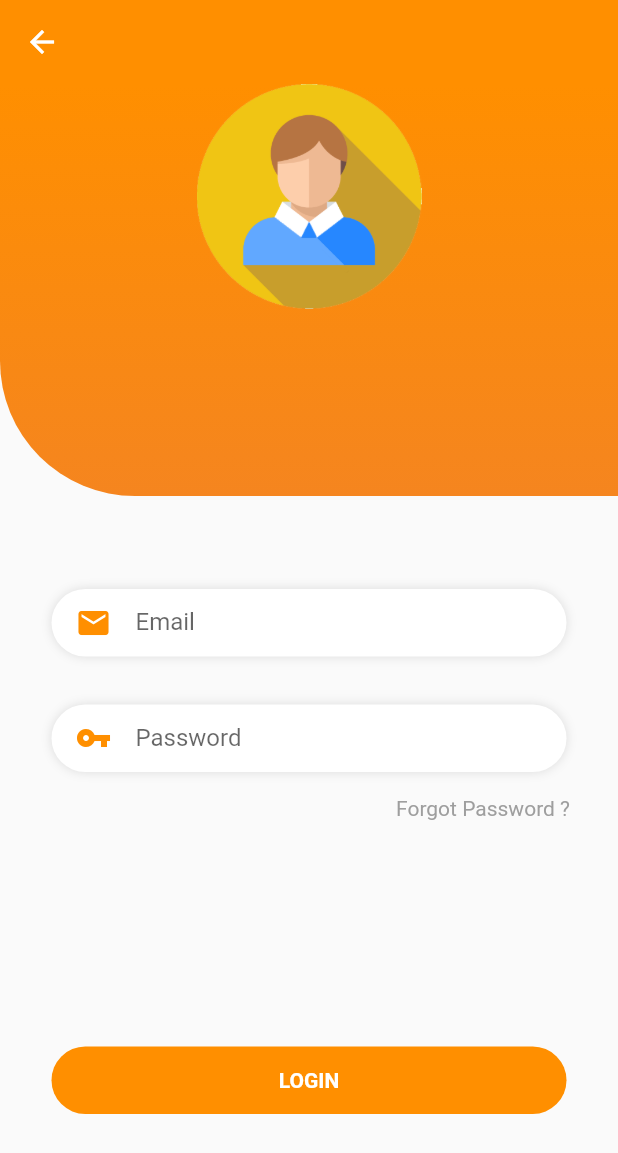
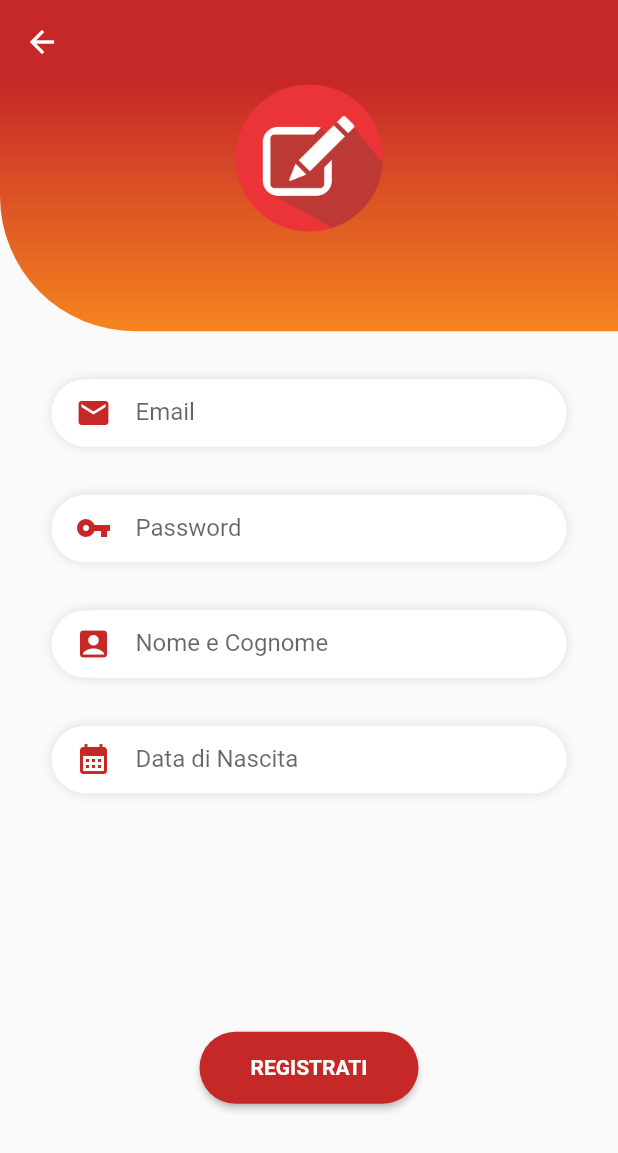
Before and after one commit to 4ndr3w39/assistelefoni, a Flutter app: the RegisterPage screen opened directly, on a phone screen of 412 x 824 dp. Shown: the top 1153 px of the screen. Run offline on Flutter 3.47's test engine with Material 2 defaults, Android fonts, the phone set to English and light mode, and no system bars; missing offline and left inert: dart:ffi.

Commit message:
added field for register

```diff
--- a/lib/pages/registerPage.dart
+++ b/lib/pages/registerPage.dart
@@ -1,4 +1,3 @@
-import 'dart:math';
 import 'package:flutter/material.dart';
 import '../main.dart';
 
@@ -12,7 +11,7 @@ class RegisterPage extends StatelessWidget {
     return Scaffold(
       appBar: AppBar(
         elevation: 0,
-        backgroundColor: Colors.amber[800],
+        backgroundColor: Colors.red[800],
         // Here we take the value from the MainPage object that was created by
         // the App.build method, and use it to set our appbar title.
       ),
@@ -20,113 +19,41 @@ class RegisterPage extends StatelessWidget {
         children: <Widget>[
           Container(
             width: MediaQuery.of(context).size.width,
-            height: MediaQuery.of(context).size.height / 3,
+            height: MediaQuery.of(context).size.height / 5,
             decoration: BoxDecoration(
               gradient: LinearGradient(
                 begin: Alignment.topCenter,
                 end: Alignment.bottomCenter,
-                colors: [Colors.amber.shade800, const Color(0xFFf5851f)],
+                colors: [Colors.red.shade800, const Color(0xFFf5851f)],
               ),
               borderRadius: const BorderRadius.only(
                 bottomLeft: Radius.circular(90),
               ),
             ),
             child: Column(
-              mainAxisAlignment: MainAxisAlignment.center,
+              mainAxisAlignment: MainAxisAlignment.start,
               children: <Widget>[
                 Align(
-                    alignment: Alignment.center,
+                    alignment: Alignment.topCenter,
                     child: Image.asset(
-                      'assets/images/login.png',
-                      width: 150,
+                      'assets/images/register.jpg',
+                      width: 100,
                     )),
                 const Spacer(),
               ],
             ),
           ),
           Container(
-            height: MediaQuery.of(context).size.height / 2,
+            height: MediaQuery.of(context).size.height / 1.6,
             width: MediaQuery.of(context).size.width,
-            padding: const EdgeInsets.only(top: 62),
             child: Column(
               children: <Widget>[
-                Container(
-                  width: MediaQuery.of(context).size.width / 1.2,
-                  height: 45,
-                  padding: const EdgeInsets.only(
-                      top: 4, left: 16, right: 16, bottom: 4),
-                  decoration: const BoxDecoration(
-                      borderRadius: BorderRadius.all(
-                        Radius.circular(50),
-                      ),
-                      color: Colors.white,
-                      boxShadow: [
-                        BoxShadow(color: Colors.black12, blurRadius: 5)
-                      ]),
-                  child: TextField(
-                    decoration: InputDecoration(
-                      border: InputBorder.none,
-                      icon: Icon(
-                        Icons.email,
-                        color: Colors.amber[800],
-                      ),
-                      hintText: 'Email',
-                    ),
-                  ),
-                ),
-                Container(
-                  width: MediaQuery.of(context).size.width / 1.2,
-                  height: 45,
-                  margin: const EdgeInsets.only(top: 32),
-                  padding: const EdgeInsets.only(
-                      top: 4, left: 16, right: 16, bottom: 4),
-                  decoration: const BoxDecoration(
-                      borderRadius: BorderRadius.all(
-                        Radius.circular(50),
-                      ),
-                      color: Colors.white,
-                      boxShadow: [
-                        BoxShadow(color: Colors.black12, blurRadius: 5)
-                      ]),
-                  child: TextField(
-                    decoration: InputDecoration(
-                      border: InputBorder.none,
-                      icon: Icon(
-                        Icons.vpn_key,
-                        color: Colors.amber[800],
-                      ),
-                      hintText: 'Password',
-                    ),
-                  ),
-                ),
-                const Align(
-                  alignment: Alignment.centerRight,
-                  child: Padding(
-                    padding: EdgeInsets.only(top: 16, right: 32),
-                    child: Text(
-                      'Forgot Password ?',
-                      style: TextStyle(color: Colors.grey),
-                    ),
-                  ),
-                ),
+                emailField(context),
+                passwordField(context),
+                nameField(context),
+                birthdateField(context),
                 const Spacer(),
-                Container(
-                  height: 45,
-                  width: MediaQuery.of(context).size.width / 1.2,
-                  decoration: BoxDecoration(
-                    color: Colors.amber[800],
-                    borderRadius: const BorderRadius.all(
-                      Radius.circular(50),
-                    ),
-                  ),
-                  child: Center(
-                    child: Text(
-                      'Login'.toUpperCase(),
-                      style: const TextStyle(
-                          color: Colors.white, fontWeight: FontWeight.bold),
-                    ),
-                  ),
-                ),
+                submitButton(context)
               ],
             ),
           )
@@ -134,43 +61,124 @@ class RegisterPage extends StatelessWidget {
       ),
     );
   }
-  // Widget build(BuildContext context) {
-  //   return Scaffold(
-  //       body: Container(
-  //     margin: const EdgeInsets.all(20),
-  //     child: Form(
-  //         child: Column(
-  //       children: <Widget>[
-  //         emailField(),
-  //         passwordField(),
-  //         submitButton(context),
-  //       ],
-  //     )),
-  //   ));
-  // }
 
-  Widget emailField() {
-    return TextFormField(
-      keyboardType: TextInputType.emailAddress,
-      decoration: const InputDecoration(
-          labelText: 'email Address', hintText: 'you@example.com'),
+  Widget emailField(BuildContext context) {
+    return Container(
+      width: MediaQuery.of(context).size.width / 1.2,
+      height: 45,
+      margin: const EdgeInsets.only(top: 32),
+      padding: const EdgeInsets.only(top: 4, left: 16, right: 16, bottom: 4),
+      decoration: const BoxDecoration(
+          borderRadius: BorderRadius.all(
+            Radius.circular(50),
+          ),
+          color: Colors.white,
+          boxShadow: [BoxShadow(color: Colors.black12, blurRadius: 5)]),
+      child: TextField(
+        decoration: InputDecoration(
+          border: InputBorder.none,
+          icon: Icon(
+            Icons.email,
+            color: Colors.red[800],
+          ),
+          hintText: 'Email',
+        ),
+      ),
     );
   }
 
-  Widget passwordField() {
+  Widget nameField(BuildContext context) {
     return Container(
-      margin: const EdgeInsets.only(bottom: 25),
-      child: TextFormField(
-        obscureText: true,
-        decoration: const InputDecoration(
-            labelText: 'enter password', hintText: 'password'),
+      width: MediaQuery.of(context).size.width / 1.2,
+      height: 45,
+      margin: const EdgeInsets.only(top: 32),
+      padding: const EdgeInsets.only(top: 4, left: 16, right: 16, bottom: 4),
+      decoration: const BoxDecoration(
+          borderRadius: BorderRadius.all(
+            Radius.circular(50),
+          ),
+          color: Colors.white,
+          boxShadow: [BoxShadow(color: Colors.black12, blurRadius: 5)]),
+      child: TextField(
+        decoration: InputDecoration(
+          border: InputBorder.none,
+          icon: Icon(
+            Icons.account_box,
+            color: Colors.red[800],
+          ),
+          hintText: 'Nome e Cognome',
+        ),
+      ),
+    );
+  }
+
+  Widget birthdateField(BuildContext context) {
+    return Container(
+      width: MediaQuery.of(context).size.width / 1.2,
+      height: 45,
+      margin: const EdgeInsets.only(top: 32),
+      padding: const EdgeInsets.only(top: 4, left: 16, right: 16, bottom: 4),
+      decoration: const BoxDecoration(
+          borderRadius: BorderRadius.all(
+            Radius.circular(50),
+          ),
+          color: Colors.white,
+          boxShadow: [BoxShadow(color: Colors.black12, blurRadius: 5)]),
+      child: TextField(
+        decoration: InputDecoration(
+          border: InputBorder.none,
+          icon: Icon(
+            Icons.calendar_month,
+            color: Colors.red[800],
+          ),
+          hintText: 'Data di Nascita',
+        ),
+      ),
+    );
+  }
+
+  Widget passwordField(BuildContext context) {
+    return Container(
+      width: MediaQuery.of(context).size.width / 1.2,
+      height: 45,
+      margin: const EdgeInsets.only(top: 32),
+      padding: const EdgeInsets.only(top: 4, left: 16, right: 16, bottom: 4),
+      decoration: const BoxDecoration(
+          borderRadius: BorderRadius.all(
+            Radius.circular(50),
+          ),
+          color: Colors.white,
+          boxShadow: [BoxShadow(color: Colors.black12, blurRadius: 5)]),
+      child: TextField(
+        decoration: InputDecoration(
+          border: InputBorder.none,
+          icon: Icon(
+            Icons.vpn_key,
+            color: Colors.red[800],
+          ),
+          hintText: 'Password',
+        ),
       ),
     );
   }
 
   Widget submitButton(BuildContext context) {
     return ElevatedButton(
-      child: const Text('Invio'),
+      style: ElevatedButton.styleFrom(
+        primary: Colors.red[800],
+        padding: const EdgeInsets.symmetric(
+          vertical: 16,
+          horizontal: 34,
+        ),
+        shape: RoundedRectangleBorder(
+          borderRadius: BorderRadius.circular(100),
+        ),
+      ),
+      child: Text(
+        'registrati'.toUpperCase(),
+        style:
+            const TextStyle(color: Colors.white, fontWeight: FontWeight.bold),
+      ),
       onPressed: () {
         Navigator.push(
           context,
@@ -178,7 +186,6 @@ class RegisterPage extends StatelessWidget {
             builder: (context) => const MainPage(),
           ),
         );
-        // this.isSignedIn = loggedIn;
       },
     );
   }
--- a/lib/pages/welcomePage.dart
+++ b/lib/pages/welcomePage.dart
@@ -3,6 +3,7 @@ import 'package:flutter/material.dart';
 import 'package:my_app/main.dart';
 import 'package:my_app/misc/clippers/oval_top_border_clipper.dart';
 import 'package:my_app/pages/loginPage.dart';
+import 'package:my_app/pages/registerPage.dart';
 
 class WelcomePage extends StatelessWidget {
   const WelcomePage({Key? key}) : super(key: key);
@@ -134,7 +135,7 @@ class ButtonWelcomePage extends StatelessWidget {
               //   ),
               // )
               MaterialPageRoute(
-                builder: (context) => const FirstRoute(),
+                builder: (context) => const RegisterPage(),
               ),
             );
           },
```
